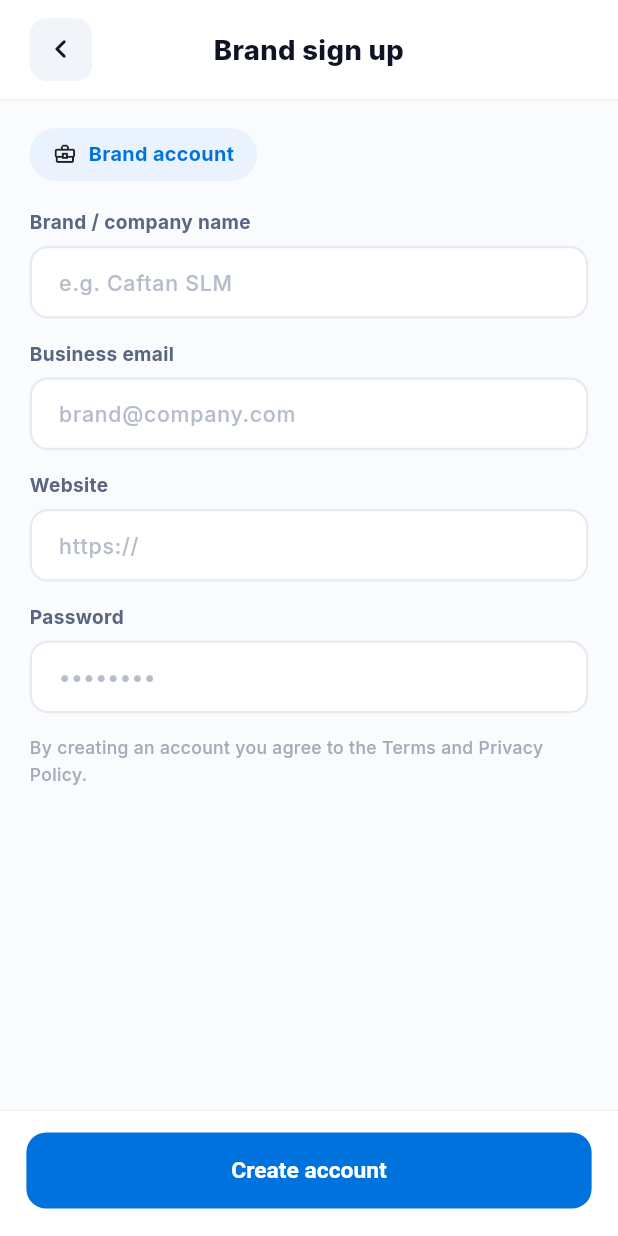
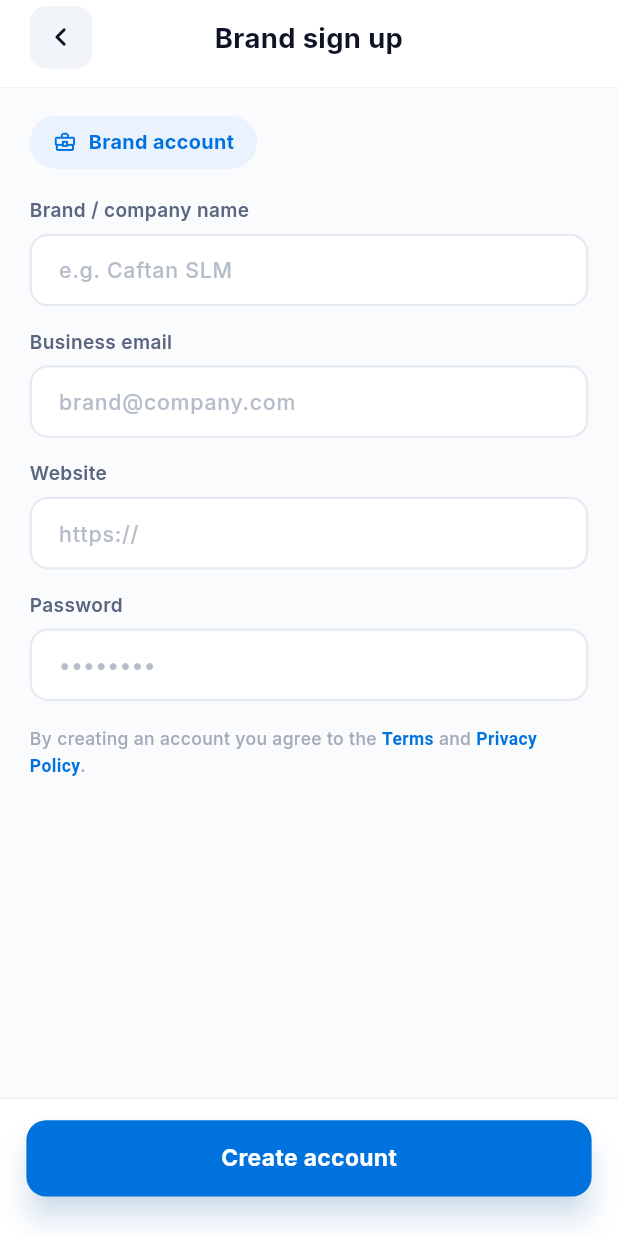
Before and after one commit to amrashraf88/influx_mobile-main, a Flutter app: the CompanyCompleteProfilePage screen opened by its route, on a phone screen of 412 x 824 dp. Run offline on Flutter 3.47's test engine with Material 3 defaults, Android fonts, the phone set to English and light mode, and no system bars; our stand-ins replace auto_size_text, cached_network_image, country_code_picker, dio, equatable, file_picker and 7 more; missing offline and left inert: record; accounts and stored records are empty.

Commit message:
Match brand register design

```diff
--- a/lib/features/company_profile/presentation/pages/company_complete_profile_page.dart
+++ b/lib/features/company_profile/presentation/pages/company_complete_profile_page.dart
@@ -59,11 +59,8 @@ class _CompanyCompleteProfilePageState
 
   @override
   Widget build(BuildContext context) {
-    final Locale locale = Localizations.localeOf(context);
-    final bool isArabic = locale.languageCode == 'ar';
-
     return Directionality(
-      textDirection: isArabic ? TextDirection.rtl : TextDirection.ltr,
+      textDirection: TextDirection.ltr,
       child: AnnotatedRegion<SystemUiOverlayStyle>(
         value: const SystemUiOverlayStyle(
           statusBarColor: Colors.white,
@@ -73,65 +70,83 @@ class _CompanyCompleteProfilePageState
           systemNavigationBarIconBrightness: Brightness.dark,
         ),
         child: Scaffold(
+          resizeToAvoidBottomInset: true,
           backgroundColor: const Color(0xFFFAFBFD),
-          body: SafeArea(
-            bottom: false,
-            child: Column(
+          body: Column(
             children: <Widget>[
-                _Header(isArabic: isArabic),
+              const _Header(),
               Expanded(
                 child: SingleChildScrollView(
                   keyboardDismissBehavior:
                       ScrollViewKeyboardDismissBehavior.onDrag,
-                    padding: EdgeInsets.fromLTRB(18.w, 18.h, 18.w, 24.h),
+                  padding: EdgeInsets.fromLTRB(18.w, 18.h, 18.w, 30.h),
                   child: Column(
                     crossAxisAlignment: CrossAxisAlignment.start,
                     children: <Widget>[
-                        _Badge(isArabic: isArabic),
+                      const _Badge(),
                       SizedBox(height: 18.h),
                       _BrandTextField(
-                          label: isArabic
-                              ? 'اسم البراند / الشركة'
-                              : 'Brand / company name',
+                        label: 'Brand / company name',
                         hint: 'e.g. Caftan SLM',
                         controller: _brandName,
                         submitted: _submitted,
+                        textInputAction: TextInputAction.next,
                         onChanged: (_) => setState(() {}),
                       ),
                       SizedBox(height: 14.h),
                       _BrandTextField(
-                          label: isArabic
-                              ? 'البريد الإلكتروني للعمل'
-                              : 'Business email',
+                        label: 'Business email',
                         hint: 'brand@company.com',
                         controller: _email,
                         submitted: _submitted,
                         keyboardType: TextInputType.emailAddress,
+                        textInputAction: TextInputAction.next,
                         onChanged: (_) => setState(() {}),
                       ),
                       SizedBox(height: 14.h),
                       _BrandTextField(
-                          label: isArabic ? 'الموقع الإلكتروني' : 'Website',
+                        label: 'Website',
                         hint: 'https://',
                         controller: _website,
                         submitted: _submitted,
                         keyboardType: TextInputType.url,
+                        textInputAction: TextInputAction.next,
                         onChanged: (_) => setState(() {}),
                       ),
                       SizedBox(height: 14.h),
                       _BrandTextField(
-                          label: isArabic ? 'كلمة المرور' : 'Password',
+                        label: 'Password',
                         hint: '••••••••',
                         controller: _password,
                         submitted: _submitted,
                         obscureText: true,
+                        textInputAction: TextInputAction.done,
+                        onSubmitted: (_) => _submit(),
                         onChanged: (_) => setState(() {}),
                       ),
-                        SizedBox(height: 14.h),
-                        Text(
-                          isArabic
-                              ? 'بإنشاء الحساب أنت توافق على الشروط وسياسة الخصوصية.'
-                              : 'By creating an account you agree to the Terms and Privacy Policy.',
+                      SizedBox(height: 16.h),
+                      Text.rich(
+                        TextSpan(
+                          text: 'By creating an account you agree to the ',
+                          children: <InlineSpan>[
+                            TextSpan(
+                              text: 'Terms',
+                              style: TextStyle(
+                                color: AppColors.brandBlue,
+                                fontWeight: FontWeight.w600,
+                              ),
+                            ),
+                            const TextSpan(text: ' and '),
+                            TextSpan(
+                              text: 'Privacy Policy',
+                              style: TextStyle(
+                                color: AppColors.brandBlue,
+                                fontWeight: FontWeight.w600,
+                              ),
+                            ),
+                            const TextSpan(text: '.'),
+                          ],
+                        ),
                         style: TextStyle(
                           color: const Color(0xFFA4ABB8),
                           fontSize: 11.5.sp,
@@ -146,28 +161,33 @@ class _CompanyCompleteProfilePageState
               SafeArea(
                 top: false,
                 child: Container(
-                    padding: EdgeInsets.fromLTRB(16.w, 14.h, 16.w, 18.h),
+                  padding: EdgeInsets.fromLTRB(16.w, 14.h, 16.w, 26.h),
                   decoration: const BoxDecoration(
                     color: Colors.white,
                     border: Border(top: BorderSide(color: Color(0xFFEFF1F5))),
                   ),
+                  child: Material(
+                    color: AppColors.brandBlue,
+                    shadowColor: AppColors.brandBlue.withValues(alpha: 0.32),
+                    elevation: 8,
+                    borderRadius: BorderRadius.circular(13.r),
+                    child: InkWell(
+                      onTap: _submit,
+                      borderRadius: BorderRadius.circular(13.r),
                       child: SizedBox(
                         width: double.infinity,
                         height: 50.h,
-                      child: FilledButton(
-                        onPressed: _submit,
-                        style: FilledButton.styleFrom(
-                          backgroundColor: AppColors.brandBlue,
-                          foregroundColor: Colors.white,
-                          shape: RoundedRectangleBorder(
-                            borderRadius: BorderRadius.circular(13.r),
-                          ),
-                          textStyle: TextStyle(
+                        child: Center(
+                          child: Text(
+                            'Create account',
+                            style: TextStyle(
+                              color: Colors.white,
                               fontSize: 15.sp,
                               fontWeight: FontWeight.w700,
                             ),
                           ),
-                        child: Text(isArabic ? 'إنشاء حساب' : 'Create account'),
+                        ),
+                      ),
                     ),
                   ),
                 ),
@@ -176,15 +196,12 @@ class _CompanyCompleteProfilePageState
           ),
         ),
       ),
-      ),
     );
   }
 }
 
 class _Header extends StatelessWidget {
-  const _Header({required this.isArabic});
-
-  final bool isArabic;
+  const _Header();
 
   @override
   Widget build(BuildContext context) {
@@ -195,8 +212,9 @@ class _Header extends StatelessWidget {
       ),
       child: Column(
         children: <Widget>[
-          SizedBox(height: 8.h),
-          Padding(
+          SafeArea(
+            bottom: false,
+            child: Padding(
               padding: EdgeInsets.fromLTRB(18.w, 4.h, 18.w, 12.h),
               child: Row(
                 children: <Widget>[
@@ -204,7 +222,13 @@ class _Header extends StatelessWidget {
                     width: 38.w,
                     height: 38.w,
                     child: FilledButton(
-                    onPressed: () => context.pop(),
+                      onPressed: () {
+                        if (context.canPop()) {
+                          context.pop();
+                        } else {
+                          context.go(RouteNames.authAccountType);
+                        }
+                      },
                       style: FilledButton.styleFrom(
                         padding: EdgeInsets.zero,
                         backgroundColor: const Color(0xFFF1F4F9),
@@ -214,26 +238,25 @@ class _Header extends StatelessWidget {
                         ),
                       ),
                       child: Icon(
-                      isArabic
-                          ? Icons.keyboard_arrow_right_rounded
-                          : Icons.keyboard_arrow_left_rounded,
+                        Icons.keyboard_arrow_left_rounded,
                         size: 25.sp,
                       ),
                     ),
                   ),
                   Expanded(
                     child: Text(
-                    isArabic ? 'تسجيل البراند' : 'Brand sign up',
+                      'Brand sign up',
                       textAlign: TextAlign.center,
                       style: TextStyle(
                         color: const Color(0xFF0E1426),
                         fontSize: 18.sp,
-                      fontWeight: FontWeight.w800,
+                        fontWeight: FontWeight.w700,
                       ),
                     ),
                   ),
                   SizedBox(width: 38.w),
                 ],
+              ),
             ),
           ),
         ],
@@ -243,9 +266,7 @@ class _Header extends StatelessWidget {
 }
 
 class _Badge extends StatelessWidget {
-  const _Badge({required this.isArabic});
-
-  final bool isArabic;
+  const _Badge();
 
   @override
   Widget build(BuildContext context) {
@@ -258,10 +279,14 @@ class _Badge extends StatelessWidget {
       child: Row(
         mainAxisSize: MainAxisSize.min,
         children: <Widget>[
-          Icon(Icons.business_center_outlined, size: 16.sp),
+          Icon(
+            Icons.business_center_outlined,
+            color: AppColors.brandBlue,
+            size: 16.sp,
+          ),
           SizedBox(width: 7.w),
           Text(
-            isArabic ? 'حساب براند' : 'Brand account',
+            'Brand account',
             style: TextStyle(
               color: AppColors.brandBlue,
               fontSize: 13.sp,
@@ -281,7 +306,9 @@ class _BrandTextField extends StatelessWidget {
     required this.controller,
     required this.submitted,
     required this.onChanged,
+    this.onSubmitted,
     this.keyboardType,
+    this.textInputAction,
     this.obscureText = false,
   });
 
@@ -290,12 +317,19 @@ class _BrandTextField extends StatelessWidget {
   final TextEditingController controller;
   final bool submitted;
   final ValueChanged<String> onChanged;
+  final ValueChanged<String>? onSubmitted;
   final TextInputType? keyboardType;
+  final TextInputAction? textInputAction;
   final bool obscureText;
 
   @override
   Widget build(BuildContext context) {
     final bool showError = submitted && controller.text.trim().isEmpty;
+    final BorderRadius radius = BorderRadius.circular(12.r);
+    final Color borderColor = showError
+        ? const Color(0xFFE05252)
+        : const Color(0xFFE6EAF1);
+
     return Column(
       crossAxisAlignment: CrossAxisAlignment.start,
       children: <Widget>[
@@ -304,15 +338,18 @@ class _BrandTextField extends StatelessWidget {
           style: TextStyle(
             color: const Color(0xFF5A6680),
             fontSize: 12.5.sp,
-            fontWeight: FontWeight.w700,
+            fontWeight: FontWeight.w600,
           ),
         ),
         SizedBox(height: 7.h),
         TextField(
           controller: controller,
           keyboardType: keyboardType,
+          textInputAction: textInputAction,
           obscureText: obscureText,
           onChanged: onChanged,
+          onSubmitted: onSubmitted,
+          cursorColor: AppColors.brandBlue,
           style: TextStyle(
             color: const Color(0xFF0E1426),
             fontSize: 14.5.sp,
@@ -320,9 +357,9 @@ class _BrandTextField extends StatelessWidget {
           ),
           decoration: InputDecoration(
             hintText: hint,
-            errorText: showError ? 'Required' : null,
             filled: true,
             fillColor: Colors.white,
+            isDense: true,
             contentPadding: EdgeInsets.symmetric(
               horizontal: 14.w,
               vertical: 13.h,
@@ -332,20 +369,19 @@ class _BrandTextField extends StatelessWidget {
               fontSize: 14.sp,
             ),
             border: OutlineInputBorder(
-              borderRadius: BorderRadius.circular(12.r),
-              borderSide: const BorderSide(color: Color(0xFFE6EAF1)),
+              borderRadius: radius,
+              borderSide: BorderSide(color: borderColor, width: 1.5),
             ),
             enabledBorder: OutlineInputBorder(
-              borderRadius: BorderRadius.circular(12.r),
-              borderSide: const BorderSide(
-                color: Color(0xFFE6EAF1),
-                width: 1.5,
-              ),
+              borderRadius: radius,
+              borderSide: BorderSide(color: borderColor, width: 1.5),
             ),
             focusedBorder: OutlineInputBorder(
-              borderRadius: BorderRadius.circular(12.r),
-              borderSide: const BorderSide(
-                color: AppColors.brandBlue,
+              borderRadius: radius,
+              borderSide: BorderSide(
+                color: showError
+                    ? const Color(0xFFE05252)
+                    : AppColors.brandBlue,
                 width: 1.5,
               ),
             ),
```
Lines whose indentation alone changed are shown as unchanged.
